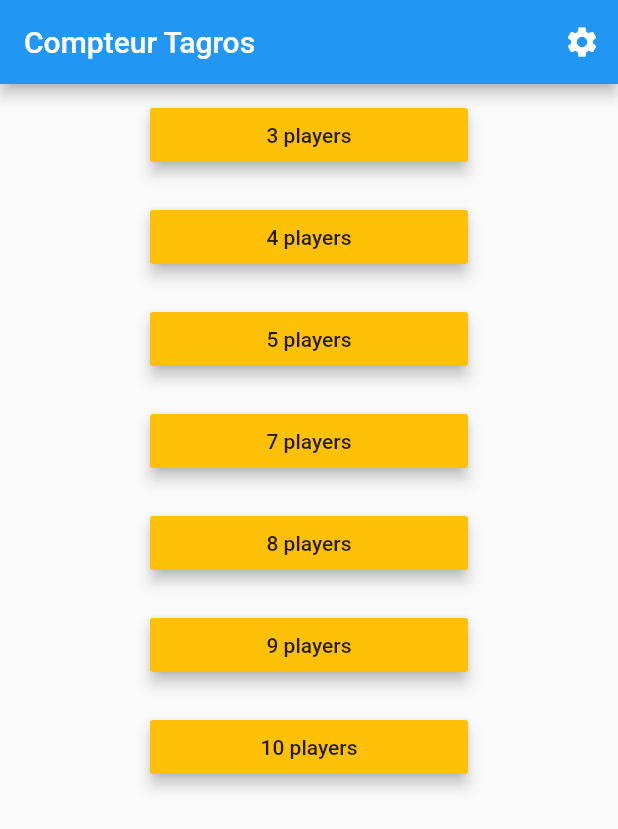
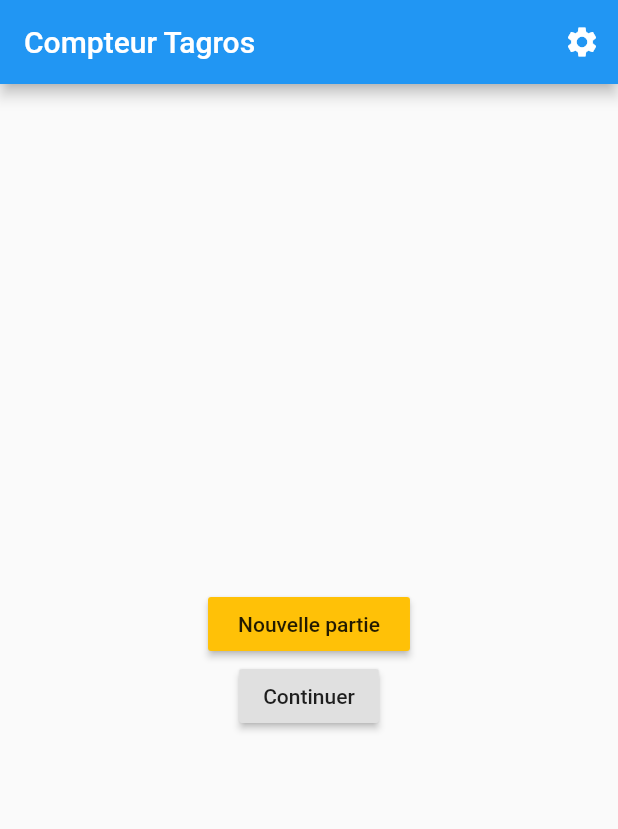
Before and after one commit to OroshiX/tagros-comptes, a Flutter app: the screen it shows after launch, on a phone screen of 412 x 824 dp. Shown: the top 829 px of the screen. Run offline on Flutter 3.47's test engine with Material 2 defaults, Android fonts, the phone set to English and light mode, and no system bars; our stand-ins replace flushbar, flutter_slidable, moor, moor_ffi, rxdart; missing offline and left inert: appspector, autocomplete_textfield, flutter_stetho; generated files the repository leaves out were written again.

Commit message:
Load game already played [Many-to-many relationship]

```diff
--- a/lib/bloc/entry_db_bloc.dart
+++ b/lib/bloc/entry_db_bloc.dart
@@ -36,12 +36,12 @@ class EntriesDbBloc implements BlocBase {
   GameWithPlayers game;
 
   EntriesDbBloc(GameWithPlayers game) {
-    assert(game.id != null);
+    assert(game.game.id != null);
     this.game = game;
 
     // Watch entries
     infoEntries =
-        MyDatabase.db.watchInfoEntriesInGame(game.id).asBroadcastStream();
+        MyDatabase.db.watchInfoEntriesInGame(game.game.id).asBroadcastStream();
     sum = infoEntries.map((event) => calculateSum(
         event, game.players.map((e) => PlayerBean.fromDb(e)).toList()));
 
--- a/lib/main.dart
+++ b/lib/main.dart
@@ -53,9 +53,9 @@ class MyApp extends StatelessWidget {
 
 Future<T> navigateToTableau<T>(BuildContext context,
     {@required GameWithPlayers game}) async {
-  if (game.id == null) {
+  if (game.game.id == null) {
     var idGame = await MyDatabase.db.newGame(game);
-    game.id = idGame;
+    game.game = game.game.copyWith(id: idGame);
   }
   return Navigator.of(context).push(MaterialPageRoute(
       builder: (context) => BlocProvider(
--- a/lib/model/game_with_players.dart
+++ b/lib/model/game_with_players.dart
@@ -1,14 +1,8 @@
-import 'package:flutter/material.dart';
 import 'package:tagros_comptes/data/database_moor.dart';
 
 class GameWithPlayers {
-  int id;
-  int nbPlayers;
-  DateTime dateTime;
+  Game game;
   List<Player> players;
 
-  GameWithPlayers(
-      {@required this.nbPlayers, this.dateTime, this.id, this.players});
-
-  Game toGameDb() => Game(id: id, nbPlayers: nbPlayers, date: dateTime);
+  GameWithPlayers({this.players, this.game});
 }
--- a/lib/screen/menu.dart
+++ b/lib/screen/menu.dart
@@ -1,10 +1,11 @@
+import 'package:flutter/cupertino.dart';
 import 'package:flutter/material.dart';
 import 'package:tagros_comptes/data/database_moor.dart';
+import 'package:tagros_comptes/dialog/dialog_games.dart';
 import 'package:tagros_comptes/main.dart';
 import 'package:tagros_comptes/model/game_with_players.dart';
-import 'package:tagros_comptes/model/nb_players.dart';
 import 'package:tagros_comptes/types/functions.dart';
-import 'package:tagros_comptes/widget/dialog_players.dart';
+import 'file:///D:/Documents/Dev/projects/tagros-comptes/lib/dialog/dialog_players.dart';
 
 class MenuScreen extends StatelessWidget {
   static const routeName = "/menu";
@@ -42,36 +43,38 @@ class _MenuBodyState extends State<MenuBody> {
   @override
   Widget build(BuildContext context) {
     return Center(
-      child: ListView.builder(
-          scrollDirection: Axis.vertical,
-          itemCount: NbPlayers.values.length,
-          itemBuilder: (context, index) {
-            return Container(
-              width: 200,
-              padding: EdgeInsets.symmetric(horizontal: 100, vertical: 10),
-              child: RaisedButton(
-                  elevation: 4,
-                  color: Colors.amber,
-                  onPressed: () {
-                    showDialogPlayers(
-                        context, getNumber(NbPlayers.values[index]),
-                        doAfter: (List<Player> players) {
-                      print("chose: $players");
-                      navigateToTableau(context,
-                          game: GameWithPlayers(
-                              nbPlayers: getNumber(NbPlayers.values[index]),
-                              dateTime: DateTime.now(),
-                              players: players));
-                    });
-                  },
-                  child: Text("${getNumber(NbPlayers.values[index])} players")),
-            );
-          }),
-    );
+        child: Column(
+      mainAxisAlignment: MainAxisAlignment.center,
+      children: <Widget>[
+        RaisedButton(
+          padding: EdgeInsets.symmetric(horizontal: 20, vertical: 10),
+          color: Colors.amber,
+          onPressed: () {
+            showDialogPlayers(context,
+                doAfter: (players) => navigateToTableau(context,
+                    game: GameWithPlayers(
+                        game: Game(
+                            id: null,
+                            nbPlayers: players.length,
+                            date: DateTime.now()),
+                        players: players)));
+          },
+          child: Text("Nouvelle partie"),
+        ),
+        RaisedButton(
+            child: Text("Continuer"),
+            onPressed: () {
+              showDialog(
+                context: context,
+                barrierDismissible: false,
+                builder: (context) => DialogChooseGame(),
+              );
+            })
+      ],
+    ));
   }
 
-  showDialogPlayers(BuildContext context, int nbPlayers,
-      {DoAfterChosen doAfter}) {
+  showDialogPlayers(BuildContext context, {DoAfterChosen doAfter}) {
     showDialog(
         barrierDismissible: false,
         context: context,
--- a/lib/screen/tableau.dart
+++ b/lib/screen/tableau.dart
@@ -29,7 +29,7 @@ class _TableauPageState extends State<TableauPage> {
   Widget build(BuildContext context) {
     return Scaffold(
       appBar: AppBar(
-        title: Text("${widget.game.nbPlayers} joueurs"),
+        title: Text("${widget.game.players.length} joueurs"),
       ),
       floatingActionButton: FloatingActionButton(
           child: Icon(Icons.add),
```
Also changed, not shown: lib/data/database_moor.dart (+37 -6 lines), lib/dialog/dialog_games.dart (added, +44 -0 lines), lib/dialog/dialog_players.dart (renamed from lib/widget/dialog_players.dart).
